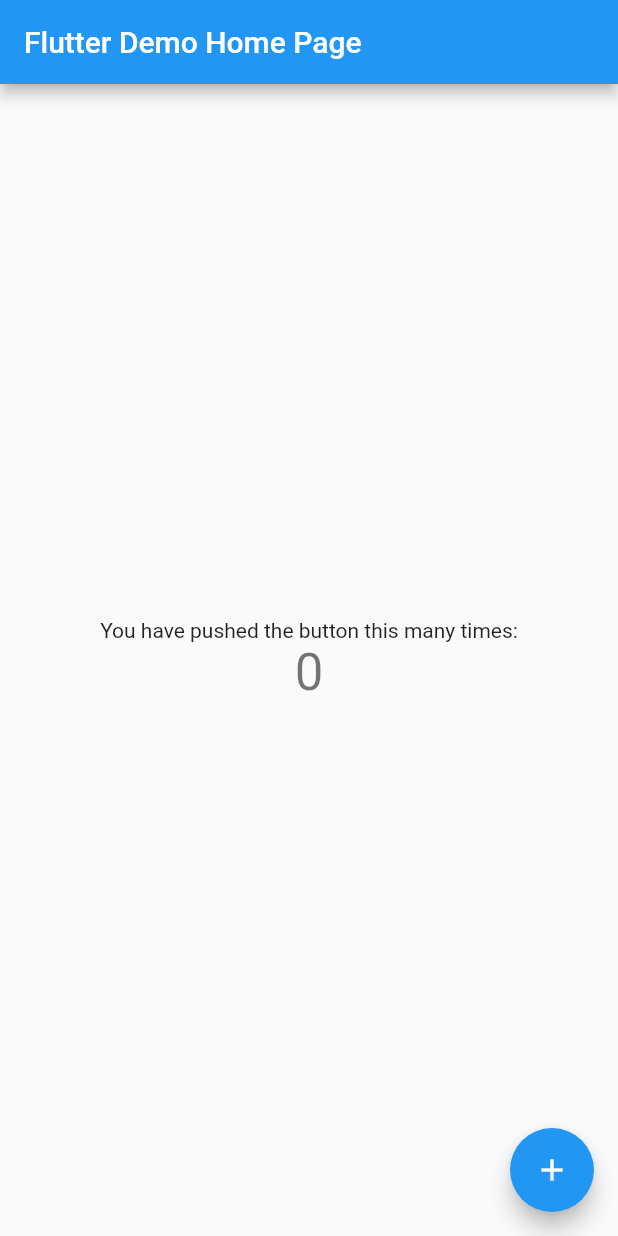
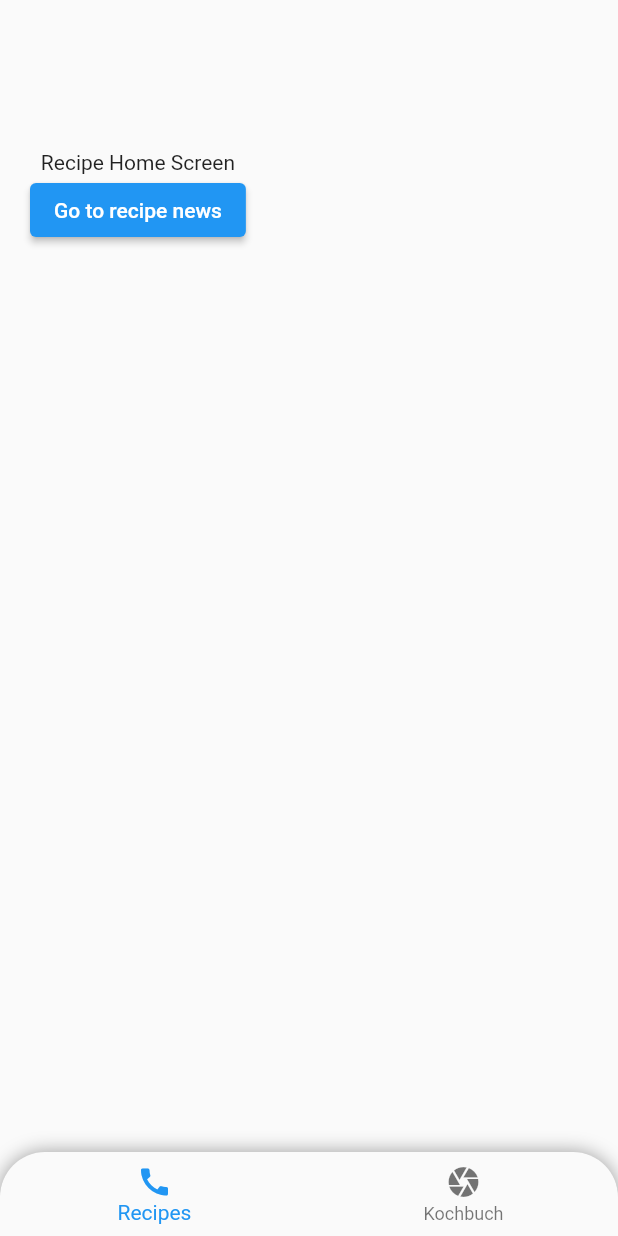
Before and after one commit to lucatescari/FlutterSpotifyNav2, a Flutter app: the screen it shows after launch, on a phone screen of 412 x 824 dp. Run offline on Flutter 3.47's test engine with Material 2 defaults, Android fonts, the phone set to English and light mode, and no system bars.

Commit message:
most of it works

```diff
--- a/lib/main.dart
+++ b/lib/main.dart
@@ -1,115 +1,30 @@
 import 'package:flutter/material.dart';
+import 'package:flutterspotifynav2/navigators/appnavigator.dart';
+
+import './screens/home.dart';
+import './theming/maintheme.dart';
 
 void main() {
   runApp(const MyApp());
 }
 
-class MyApp extends StatelessWidget {
+final GlobalKey<NavigatorState> appNavigatorKey = GlobalKey<NavigatorState>();
+
+class MyApp extends StatefulWidget {
   const MyApp({Key? key}) : super(key: key);
 
-  // This widget is the root of your application.
+  @override
+  State<MyApp> createState() => _MyAppState();
+}
+
+class _MyAppState extends State<MyApp> {
   @override
   Widget build(BuildContext context) {
     return MaterialApp(
       title: 'Flutter Demo',
-      theme: ThemeData(
-        // This is the theme of your application.
-        //
-        // Try running your application with "flutter run". You'll see the
-        // application has a blue toolbar. Then, without quitting the app, try
-        // changing the primarySwatch below to Colors.green and then invoke
-        // "hot reload" (press "r" in the console where you ran "flutter run",
-        // or simply save your changes to "hot reload" in a Flutter IDE).
-        // Notice that the counter didn't reset back to zero; the application
-        // is not restarted.
-        primarySwatch: Colors.blue,
-      ),
-      home: const MyHomePage(title: 'Flutter Demo Home Page'),
+      navigatorKey: appNavigatorKey,
+      theme: mainTheme,
+      home: const HomeScreen(),
     );
   }
 }
-
-class MyHomePage extends StatefulWidget {
-  const MyHomePage({Key? key, required this.title}) : super(key: key);
-
-  // This widget is the home page of your application. It is stateful, meaning
-  // that it has a State object (defined below) that contains fields that affect
-  // how it looks.
-
-  // This class is the configuration for the state. It holds the values (in this
-  // case the title) provided by the parent (in this case the App widget) and
-  // used by the build method of the State. Fields in a Widget subclass are
-  // always marked "final".
-
-  final String title;
-
-  @override
-  State<MyHomePage> createState() => _MyHomePageState();
-}
-
-class _MyHomePageState extends State<MyHomePage> {
-  int _counter = 0;
-
-  void _incrementCounter() {
-    setState(() {
-      // This call to setState tells the Flutter framework that something has
-      // changed in this State, which causes it to rerun the build method below
-      // so that the display can reflect the updated values. If we changed
-      // _counter without calling setState(), then the build method would not be
-      // called again, and so nothing would appear to happen.
-      _counter++;
-    });
-  }
-
-  @override
-  Widget build(BuildContext context) {
-    // This method is rerun every time setState is called, for instance as done
-    // by the _incrementCounter method above.
-    //
-    // The Flutter framework has been optimized to make rerunning build methods
-    // fast, so that you can just rebuild anything that needs updating rather
-    // than having to individually change instances of widgets.
-    return Scaffold(
-      appBar: AppBar(
-        // Here we take the value from the MyHomePage object that was created by
-        // the App.build method, and use it to set our appbar title.
-        title: Text(widget.title),
-      ),
-      body: Center(
-        // Center is a layout widget. It takes a single child and positions it
-        // in the middle of the parent.
-        child: Column(
-          // Column is also a layout widget. It takes a list of children and
-          // arranges them vertically. By default, it sizes itself to fit its
-          // children horizontally, and tries to be as tall as its parent.
-          //
-          // Invoke "debug painting" (press "p" in the console, choose the
-          // "Toggle Debug Paint" action from the Flutter Inspector in Android
-          // Studio, or the "Toggle Debug Paint" command in Visual Studio Code)
-          // to see the wireframe for each widget.
-          //
-          // Column has various properties to control how it sizes itself and
-          // how it positions its children. Here we use mainAxisAlignment to
-          // center the children vertically; the main axis here is the vertical
-          // axis because Columns are vertical (the cross axis would be
-          // horizontal).
-          mainAxisAlignment: MainAxisAlignment.center,
-          children: <Widget>[
-            const Text(
-              'You have pushed the button this many times:',
-            ),
-            Text(
-              '$_counter',
-              style: Theme.of(context).textTheme.headline4,
-            ),
-          ],
-        ),
-      ),
-      floatingActionButton: FloatingActionButton(
-        onPressed: _incrementCounter,
-        tooltip: 'Increment',
-        child: const Icon(Icons.add),
-      ), // This trailing comma makes auto-formatting nicer for build methods.
-    );
-  }
-}
--- /dev/null
+++ b/lib/screens/home.dart
@@ -0,0 +1,39 @@
+import 'package:flutter/foundation.dart';
+import 'package:flutter/material.dart';
+import 'package:flutterspotifynav2/screens/kochbuch/kochbuch.dart';
+import 'package:flutterspotifynav2/screens/recipe/recipe.dart';
+import 'package:flutterspotifynav2/uiwidgets/customtabbar.dart';
+
+class HomeScreen extends StatefulWidget {
+  const HomeScreen({Key? key}) : super(key: key);
+
+  @override
+  State<HomeScreen> createState() => _HomeScreenState();
+}
+
+class _HomeScreenState extends State<HomeScreen> {
+  int selectedindex = 0;
+
+  void tabBarClickedCallback(int index) {
+    print('tabBarClickedCallback: $index');
+
+    setState(() {
+      selectedindex = index;
+    });
+  }
+
+  final List<Widget> mainTabScreens = <Widget>[
+    const RecipeScreen(),
+    const KochbuchScreen(),
+  ];
+
+  @override
+  Widget build(BuildContext context) {
+    return Scaffold(
+      body: Center(
+        child: mainTabScreens.elementAt(selectedindex),
+      ),
+      bottomNavigationBar: CustomTabBar(tabBarClickedCallback, selectedindex),
+    );
+  }
+}
--- /dev/null
+++ b/lib/screens/recipe/recipe.dart
@@ -0,0 +1,27 @@
+import 'package:flutter/material.dart';
+import 'package:flutterspotifynav2/screens/recipe/recipe_home.dart';
+import 'package:flutterspotifynav2/screens/recipe/recipe_news.dart';
+
+final GlobalKey<NavigatorState> recipeNavigatorKey =
+    GlobalKey<NavigatorState>();
+
+class RecipeScreen extends StatelessWidget {
+  const RecipeScreen();
+
+  @override
+  Widget build(BuildContext context) {
+    return Scaffold(
+      body: Navigator(
+        key: recipeNavigatorKey,
+        pages: const [
+          MaterialPage(
+            key: ValueKey('RecipeHomeScreen'),
+            child: RecipeHomeScreen(),
+          ),
+        ],
+        onPopPage: (route, result) => route.didPop(result),
+        //onPopPage: null,
+      ),
+    );
+  }
+}
--- /dev/null
+++ b/lib/screens/recipe/recipe_home.dart
@@ -0,0 +1,28 @@
+import 'package:flutter/material.dart';
+import 'package:flutterspotifynav2/screens/recipe/recipe_news.dart';
+
+class RecipeHomeScreen extends StatelessWidget {
+  const RecipeHomeScreen();
+
+  @override
+  Widget build(BuildContext context) {
+    void _goToNews() {
+      print('navigating to news screen');
+      Navigator.push(context,
+          MaterialPageRoute(builder: (context) => const RecipeNewsScreen()));
+    }
+
+    return Scaffold(
+      body: Container(
+        margin: const EdgeInsets.only(top: 100, left: 20),
+        child: Column(
+          children: [
+            const Text('Recipe Home Screen'),
+            ElevatedButton(
+                onPressed: _goToNews, child: const Text('Go to recipe news'))
+          ],
+        ),
+      ),
+    );
+  }
+}
--- /dev/null
+++ b/lib/theming/maintheme.dart
@@ -0,0 +1,5 @@
+import 'package:flutter/material.dart';
+
+ThemeData mainTheme = ThemeData(
+  primarySwatch: Colors.blue,
+);
--- /dev/null
+++ b/lib/uiwidgets/customtabbar.dart
@@ -0,0 +1,52 @@
+import 'package:flutter/material.dart';
+
+class CustomTabBar extends StatefulWidget {
+  final Function(int) tabBarClickedCallback;
+  int selectedindex;
+
+  CustomTabBar(this.tabBarClickedCallback, this.selectedindex);
+
+  @override
+  State<StatefulWidget> createState() {
+    return CustomTabBarState();
+  }
+}
+
+class CustomTabBarState extends State<CustomTabBar> {
+  @override
+  Widget build(BuildContext context) {
+    return Container(
+      decoration: const BoxDecoration(
+        borderRadius: BorderRadius.only(
+            topRight: Radius.circular(30), topLeft: Radius.circular(30)),
+        boxShadow: [
+          BoxShadow(color: Colors.black38, spreadRadius: 0, blurRadius: 10),
+        ],
+      ),
+      child: ClipRRect(
+        borderRadius: const BorderRadius.only(
+          topLeft: Radius.circular(30.0),
+          topRight: Radius.circular(30.0),
+        ),
+        child: BottomNavigationBar(
+          currentIndex: widget.selectedindex,
+          onTap: (int a) => {widget.tabBarClickedCallback(a)},
+          items: const <BottomNavigationBarItem>[
+            BottomNavigationBarItem(
+              icon: Icon(Icons.call),
+              label: 'Recipes',
+            ),
+            BottomNavigationBarItem(
+              icon: Icon(Icons.camera),
+              label: 'Kochbuch',
+            ),
+            // BottomNavigationBarItem(
+            //   icon: Icon(Icons.chat),
+            //   label: 'Chats',
+            // ),
+          ],
+        ),
+      ),
+    );
+  }
+}
```
Also changed, not shown: lib/navigators/appnavigator.dart (added, +12 -0 lines), lib/screens/kochbuch/kochbuch.dart (added, +25 -0 lines), lib/screens/kochbuch/kochbuch_deep.dart (added, +27 -0 lines), lib/screens/kochbuch/kochbuch_home.dart (added, +29 -0 lines), lib/screens/recipe/recipe_news.dart (added, +47 -0 lines), lib/screens/recipe_fullscreen.dart (added, +26 -0 lines).
